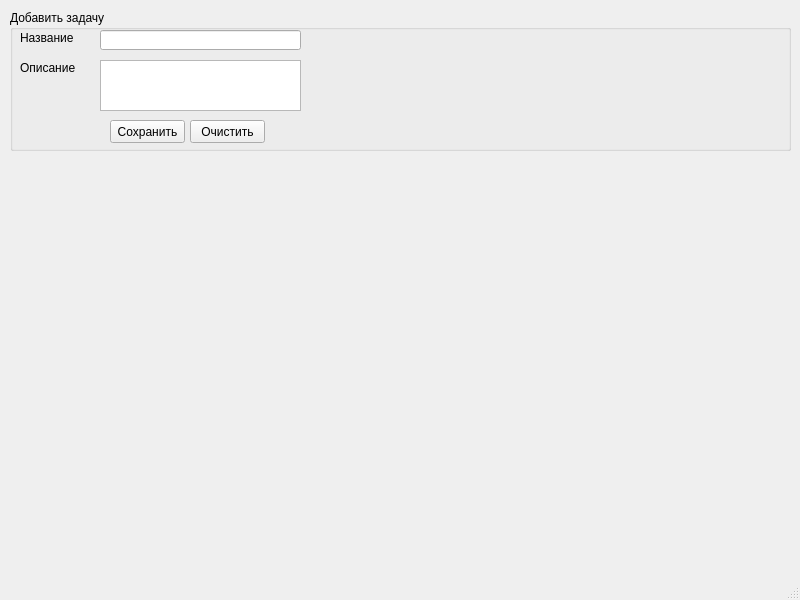
First picture: the form in GUI/mainwindow.ui, repository SpiceReader/PracticeEpolSoft, before the edit.
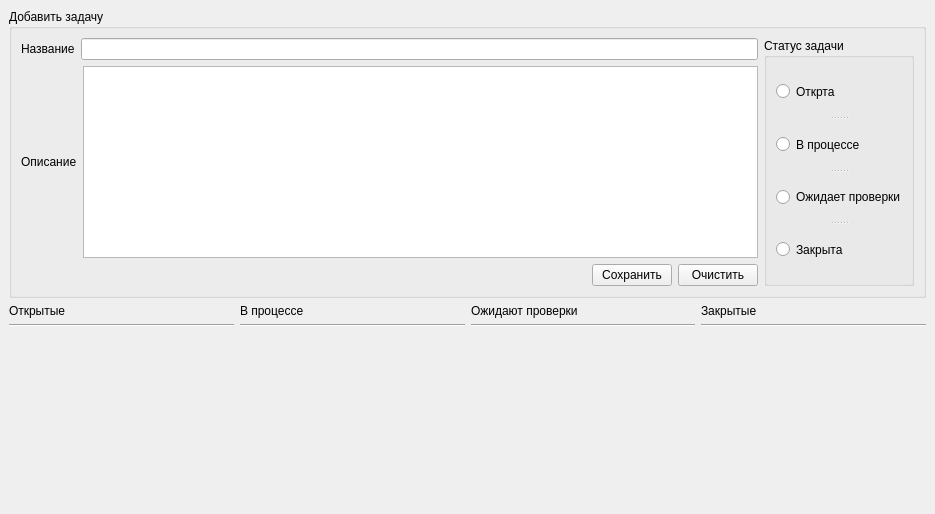
Second picture: the form after the edit.

Commit message: implement interface mainWindow

What changed in the file:
```diff
--- a/GUI/mainwindow.ui
+++ b/GUI/mainwindow.ui
@@ -6,29 +6,160 @@
    <rect>
     <x>0</x>
     <y>0</y>
-    <width>800</width>
-    <height>600</height>
+    <width>935</width>
+    <height>514</height>
    </rect>
   </property>
   <property name="windowTitle">
    <string>Планировщик задач</string>
   </property>
+  <property name="styleSheet">
+   <string notr="true">border-top-color: qlineargradient(spread:pad, x1:0, y1:0, x2:1, y2:0, stop:0 rgba(255, 178, 102, 255), stop:0.55 rgba(235, 148, 61, 255), stop:0.98 rgba(0, 0, 0, 255), stop:1 rgba(0, 0, 0, 0));</string>
+  </property>
   <widget class="QWidget" name="centralwidget">
+   <layout class="QGridLayout" name="gridLayout_3">
+    <item row="1" column="0">
+     <layout class="QHBoxLayout" name="horizontalLayout_4">
+      <item>
+       <layout class="QVBoxLayout" name="openTasksLayout">
+        <item>
+         <widget class="QLabel" name="label">
+          <property name="text">
+           <string>Открытые</string>
+          </property>
+         </widget>
+        </item>
+        <item>
+         <widget class="Line" name="line">
+          <property name="orientation">
+           <enum>Qt::Horizontal</enum>
+          </property>
+         </widget>
+        </item>
+        <item>
+         <spacer name="verticalSpacer_3">
+          <property name="orientation">
+           <enum>Qt::Vertical</enum>
+          </property>
+          <property name="sizeHint" stdset="0">
+           <size>
+            <width>20</width>
+            <height>40</height>
+           </size>
+          </property>
+         </spacer>
+        </item>
+       </layout>
+      </item>
+      <item>
+       <layout class="QVBoxLayout" name="proccesTaskLayout">
+        <item>
+         <widget class="QLabel" name="label_2">
+          <property name="text">
+           <string>В процессе</string>
+          </property>
+         </widget>
+        </item>
+        <item>
+         <widget class="Line" name="line_2">
+          <property name="orientation">
+           <enum>Qt::Horizontal</enum>
+          </property>
+         </widget>
+        </item>
+        <item>
+         <spacer name="verticalSpacer_4">
+          <property name="orientation">
+           <enum>Qt::Vertical</enum>
+          </property>
+          <property name="sizeHint" stdset="0">
+           <size>
+            <width>20</width>
+            <height>40</height>
+           </size>
+          </property>
+         </spacer>
+        </item>
+       </layout>
+      </item>
+      <item>
+       <layout class="QVBoxLayout" name="verTaskLayout">
+        <item>
+         <widget class="QLabel" name="label_3">
+          <property name="text">
+           <string>Ожидают проверки</string>
+          </property>
+         </widget>
+        </item>
+        <item>
+         <widget class="Line" name="line_3">
+          <property name="orientation">
+           <enum>Qt::Horizontal</enum>
+          </property>
+         </widget>
+        </item>
+        <item>
+         <spacer name="verticalSpacer_5">
+          <property name="orientation">
+           <enum>Qt::Vertical</enum>
+          </property>
+          <property name="sizeHint" stdset="0">
+           <size>
+            <width>20</width>
+            <height>40</height>
+           </size>
+          </property>
+         </spacer>
+        </item>
+       </layout>
+      </item>
+      <item>
+       <layout class="QVBoxLayout" name="closeTaskLayout">
+        <item>
+         <widget class="QLabel" name="label_4">
+          <property name="text">
+           <string>Закрытые</string>
+          </property>
+         </widget>
+        </item>
+        <item>
+         <widget class="Line" name="line_4">
+          <property name="orientation">
+           <enum>Qt::Horizontal</enum>
+          </property>
+         </widget>
+        </item>
+        <item>
+         <spacer name="verticalSpacer_6">
+          <property name="orientation">
+           <enum>Qt::Vertical</enum>
+          </property>
+          <property name="sizeHint" stdset="0">
+           <size>
+            <width>20</width>
+            <height>40</height>
+           </size>
+          </property>
+         </spacer>
+        </item>
+       </layout>
+      </item>
+     </layout>
+    </item>
+    <item row="0" column="0">
    <widget class="QGroupBox" name="addTaskGroup">
-    <property name="geometry">
-     <rect>
-      <x>10</x>
-      <y>10</y>
-      <width>781</width>
-      <height>141</height>
-     </rect>
-    </property>
     <property name="sizePolicy">
      <sizepolicy hsizetype="Expanding" vsizetype="Preferred">
       <horstretch>0</horstretch>
       <verstretch>0</verstretch>
      </sizepolicy>
     </property>
+      <property name="maximumSize">
+       <size>
+        <width>16777215</width>
+        <height>16777215</height>
+       </size>
+      </property>
     <property name="autoFillBackground">
      <bool>true</bool>
     </property>
@@ -41,79 +172,117 @@
     <property name="checkable">
      <bool>false</bool>
     </property>
-    <widget class="QLineEdit" name="taskName">
-     <property name="geometry">
-      <rect>
-       <x>90</x>
-       <y>20</y>
-       <width>201</width>
-       <height>20</height>
-      </rect>
-     </property>
-    </widget>
-    <widget class="QLabel" name="label">
-     <property name="geometry">
-      <rect>
-       <x>10</x>
-       <y>20</y>
-       <width>71</width>
-       <height>16</height>
-      </rect>
-     </property>
+      <layout class="QGridLayout" name="gridLayout">
+       <item row="0" column="0">
+        <layout class="QVBoxLayout" name="verticalLayout">
+         <item>
+          <layout class="QHBoxLayout" name="horizontalLayout">
+           <item>
+            <widget class="QLabel" name="labelTaskName">
      <property name="text">
       <string>Название</string>
      </property>
     </widget>
-    <widget class="QLabel" name="label_2">
-     <property name="geometry">
-      <rect>
-       <x>10</x>
-       <y>50</y>
-       <width>71</width>
-       <height>16</height>
-      </rect>
-     </property>
+           </item>
+           <item>
+            <widget class="QLineEdit" name="taskName"/>
+           </item>
+          </layout>
+         </item>
+         <item>
+          <layout class="QHBoxLayout" name="horizontalLayout_2">
+           <item>
+            <widget class="QLabel" name="labelTaskDescription">
      <property name="text">
       <string>Описание</string>
      </property>
-    </widget>
-    <widget class="QTextEdit" name="taskDescription">
-     <property name="geometry">
-      <rect>
-       <x>90</x>
-       <y>50</y>
-       <width>201</width>
-       <height>51</height>
-      </rect>
-     </property>
-    </widget>
+             <property name="wordWrap">
+              <bool>true</bool>
+             </property>
+            </widget>
+           </item>
+           <item>
+            <widget class="QTextEdit" name="taskDescription"/>
+           </item>
+          </layout>
+         </item>
+         <item>
+          <layout class="QHBoxLayout" name="horizontalLayout_3">
+           <item>
+            <spacer name="horizontalSpacer">
+             <property name="orientation">
+              <enum>Qt::Horizontal</enum>
+             </property>
+             <property name="sizeHint" stdset="0">
+              <size>
+               <width>40</width>
+               <height>20</height>
+              </size>
+             </property>
+            </spacer>
+           </item>
+           <item>
     <widget class="QPushButton" name="saveButton">
-     <property name="geometry">
-      <rect>
-       <x>100</x>
-       <y>110</y>
-       <width>75</width>
-       <height>23</height>
-      </rect>
-     </property>
      <property name="text">
       <string>Сохранить</string>
      </property>
     </widget>
+           </item>
+           <item>
     <widget class="QPushButton" name="clearButton">
-     <property name="geometry">
-      <rect>
-       <x>180</x>
-       <y>110</y>
-       <width>75</width>
-       <height>23</height>
-      </rect>
-     </property>
      <property name="text">
       <string>Очистить</string>
      </property>
     </widget>
-   </widget>
+           </item>
+          </layout>
+         </item>
+        </layout>
+       </item>
+       <item row="0" column="1">
+        <widget class="QGroupBox" name="groupBox">
+         <property name="title">
+          <string>Статус задачи</string>
+         </property>
+         <layout class="QGridLayout" name="gridLayout_2">
+          <item row="0" column="0">
+           <layout class="QVBoxLayout" name="verticalLayout_6">
+            <item>
+             <widget class="QSplitter" name="splitter">
+              <property name="orientation">
+               <enum>Qt::Vertical</enum>
+              </property>
+              <widget class="QRadioButton" name="radioOpen">
+               <property name="text">
+                <string>Открта</string>
+               </property>
+              </widget>
+              <widget class="QRadioButton" name="radioProcess">
+               <property name="text">
+                <string>В процессе</string>
+               </property>
+              </widget>
+              <widget class="QRadioButton" name="radioVerification">
+               <property name="text">
+                <string>Ожидает проверки</string>
+               </property>
+              </widget>
+              <widget class="QRadioButton" name="radioClosed">
+               <property name="text">
+                <string>Закрыта</string>
+               </property>
+              </widget>
+             </widget>
+            </item>
+           </layout>
+          </item>
+         </layout>
+        </widget>
+       </item>
+      </layout>
+     </widget>
+    </item>
+   </layout>
   </widget>
   <widget class="QMenuBar" name="menubar">
    <property name="geometry">
```
Left out of the diff: 2 changed lines with no effect on the pictures. Lines whose indentation alone changed are shown as unchanged. The commit also changes 2 other files.
